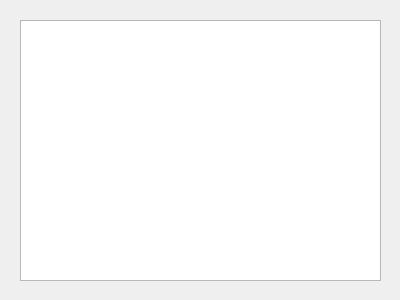
Qt form src/mainwindow.ui (ugnelis/instant-translator) before a commit.
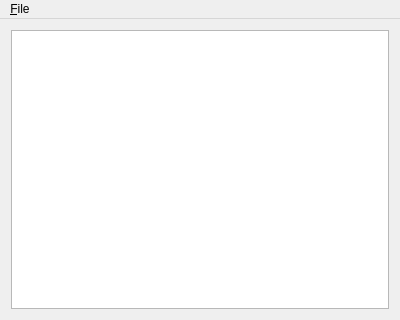
The same form after that commit.

Commit message: Fixed mainwindow.ui textbox scaling. Changed the mode of grabbing information from clipboard.

Diff of the .ui file:
```diff
--- a/src/mainwindow.ui
+++ b/src/mainwindow.ui
@@ -7,27 +7,18 @@
     <x>0</x>
     <y>0</y>
     <width>400</width>
-    <height>300</height>
+    <height>320</height>
    </rect>
   </property>
   <property name="windowTitle">
    <string>MainWindow</string>
   </property>
   <widget class="QWidget" name="centralWidget">
+   <layout class="QGridLayout" name="gridLayout">
+    <item row="1" column="0">
    <widget class="QPlainTextEdit" name="plainTextEdit">
-    <property name="geometry">
-     <rect>
-      <x>20</x>
-      <y>20</y>
-      <width>361</width>
-      <height>261</height>
-     </rect>
-    </property>
-    <property name="sizePolicy">
-     <sizepolicy hsizetype="Expanding" vsizetype="Expanding">
-      <horstretch>0</horstretch>
-      <verstretch>0</verstretch>
-     </sizepolicy>
+      <property name="enabled">
+       <bool>true</bool>
     </property>
     <property name="readOnly">
      <bool>true</bool>
@@ -36,7 +27,31 @@
      <string/>
     </property>
    </widget>
+    </item>
+   </layout>
   </widget>
+  <widget class="QMenuBar" name="menuBar">
+   <property name="geometry">
+    <rect>
+     <x>0</x>
+     <y>0</y>
+     <width>400</width>
+     <height>20</height>
+    </rect>
+   </property>
+   <widget class="QMenu" name="menuFile">
+    <property name="title">
+     <string>&amp;File</string>
+    </property>
+    <addaction name="exitAction"/>
+   </widget>
+   <addaction name="menuFile"/>
+  </widget>
+  <action name="exitAction">
+   <property name="text">
+    <string>E&amp;xit</string>
+   </property>
+  </action>
  </widget>
  <layoutdefault spacing="6" margin="11"/>
  <resources/>
```
Left out of the diff: 2 changed lines with no effect on the pictures. Lines whose indentation alone changed are shown as unchanged. The commit also changes 5 other files.
